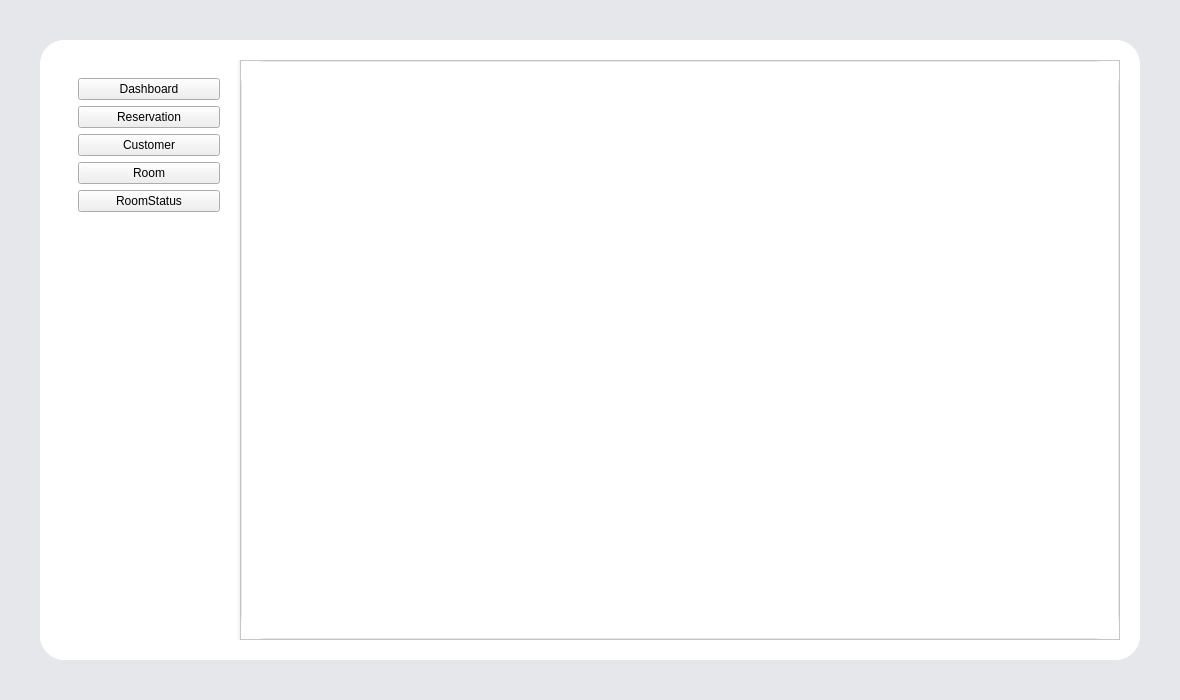
The window that src/views/mainwindow.ui (nguyenvuducduy97andrew-ai/OOP_HotelBookingManagementSystem) describes before a commit, drawn with Qt 5.
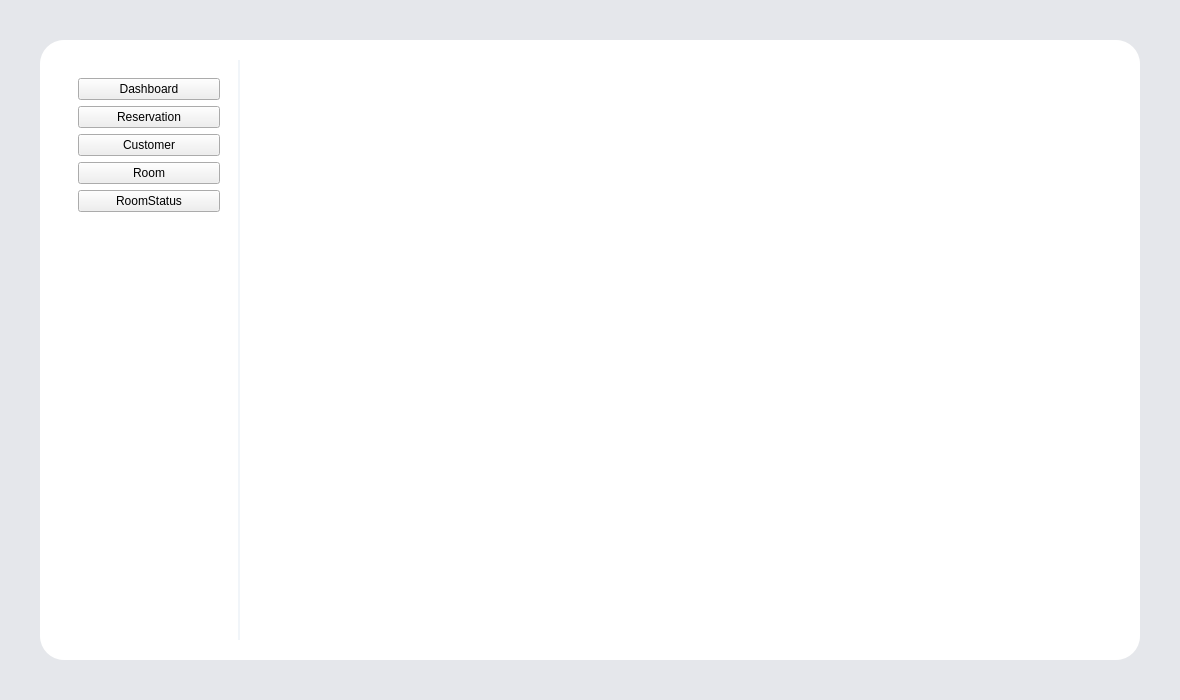
The same window after the commit.

Patch:
```diff
--- a/src/views/mainwindow.ui
+++ b/src/views/mainwindow.ui
@@ -48,10 +48,10 @@
 }
 
 /* Đảm bảo phần ruột trong suốt để ăn theo nền trắng của mainAppContainer */
-QFrame#mainContentFrame, QStackedWidget {
+QFrame#mainContainFrame, QStackedWidget {
         background-color: #FFFFFF;
     border-radius: 24px;
-         border: 1px solid #E5E7EB;
+         border: none;
 }
 
 QPushButton[sidebarBtn=&quot;true&quot;] {
```
